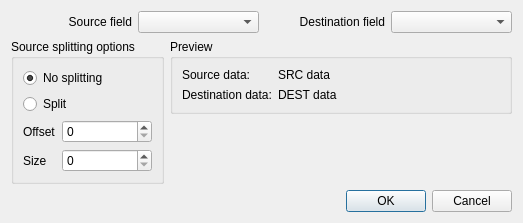
Above: src/mdtutilsgui/mdtFieldMapItemDialog.ui from scandyna/multidiagtools before the change. Below: the same form after it.
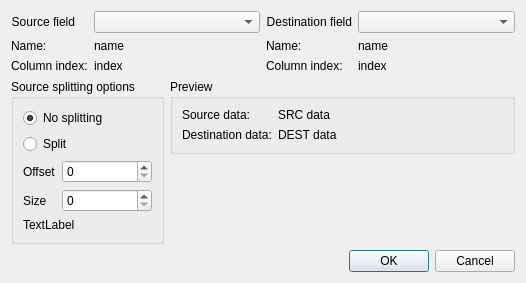
That is the form after the change.

Commit message: Working on field map: replaced fieldMapField struct by a class that contains a QSqlField to have more attributes

Patch:
```diff
--- a/src/mdtutilsgui/mdtFieldMapItemDialog.ui
+++ b/src/mdtutilsgui/mdtFieldMapItemDialog.ui
@@ -6,8 +6,8 @@
    <rect>
     <x>0</x>
     <y>0</y>
-    <width>523</width>
-    <height>217</height>
+    <width>526</width>
+    <height>282</height>
    </rect>
   </property>
   <property name="windowTitle">
@@ -17,6 +17,8 @@
    <item>
     <layout class="QHBoxLayout" name="horizontalLayout">
      <item>
+      <layout class="QFormLayout" name="formLayout_3">
+       <item row="0" column="0">
       <widget class="QLabel" name="lbSourceField">
        <property name="text">
         <string>Source field</string>
@@ -26,10 +28,42 @@
        </property>
       </widget>
      </item>
-     <item>
+       <item row="0" column="1">
       <widget class="QComboBox" name="cbSourceField"/>
      </item>
+       <item row="1" column="0">
+        <widget class="QLabel" name="lbSourceFieldNameLabel">
+         <property name="text">
+          <string>Name:</string>
+         </property>
+        </widget>
+       </item>
+       <item row="1" column="1">
+        <widget class="QLabel" name="lbSourceFieldName">
+         <property name="text">
+          <string>name</string>
+         </property>
+        </widget>
+       </item>
+       <item row="2" column="0">
+        <widget class="QLabel" name="lbSourceFieldIndexLabel">
+         <property name="text">
+          <string>Column index:</string>
+         </property>
+        </widget>
+       </item>
+       <item row="2" column="1">
+        <widget class="QLabel" name="lbSourceFieldIndex">
+         <property name="text">
+          <string>index</string>
+         </property>
+        </widget>
+       </item>
+      </layout>
+     </item>
      <item>
+      <layout class="QFormLayout" name="formLayout_4">
+       <item row="0" column="0">
       <widget class="QLabel" name="lbDestinationField">
        <property name="text">
         <string>Destination field</string>
@@ -39,9 +73,39 @@
        </property>
       </widget>
      </item>
-     <item>
+       <item row="0" column="1">
       <widget class="QComboBox" name="cbDestinationField"/>
      </item>
+       <item row="1" column="0">
+        <widget class="QLabel" name="lbDestinationFieldNameLabel">
+         <property name="text">
+          <string>Name:</string>
+         </property>
+        </widget>
+       </item>
+       <item row="1" column="1">
+        <widget class="QLabel" name="lbDestinationFieldName">
+         <property name="text">
+          <string>name</string>
+         </property>
+        </widget>
+       </item>
+       <item row="2" column="0">
+        <widget class="QLabel" name="lbDestinationFieldIndexLabel">
+         <property name="text">
+          <string>Column index:</string>
+         </property>
+        </widget>
+       </item>
+       <item row="2" column="1">
+        <widget class="QLabel" name="lbDestinationFieldIndex">
+         <property name="text">
+          <string>index</string>
+         </property>
+        </widget>
+       </item>
+      </layout>
+     </item>
     </layout>
    </item>
    <item>
@@ -103,6 +167,13 @@
           </item>
          </layout>
         </item>
+        <item>
+         <widget class="QLabel" name="label">
+          <property name="text">
+           <string>TextLabel</string>
+          </property>
+         </widget>
+        </item>
        </layout>
       </widget>
      </item>
```
Left out of the diff: 14 changed lines with no effect on the pictures. Lines whose indentation alone changed are shown as unchanged. The commit also changes 12 other files.
